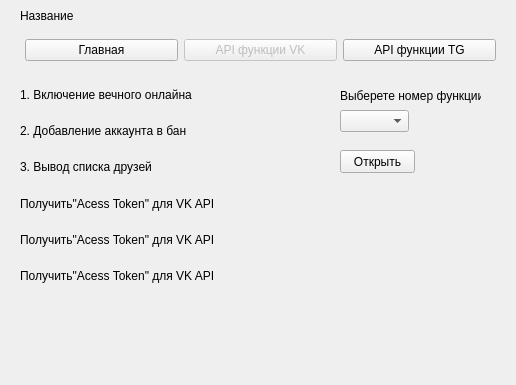
Old version of the form vk_api.ui in the repository AlisMori/API_project.
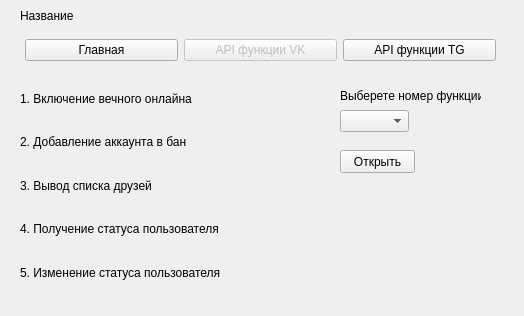
New version of the form.

```diff
--- a/vk_api.ui
+++ b/vk_api.ui
@@ -6,8 +6,8 @@
    <rect>
     <x>0</x>
     <y>0</y>
-    <width>516</width>
-    <height>385</height>
+    <width>524</width>
+    <height>316</height>
    </rect>
   </property>
   <property name="windowTitle">
@@ -111,21 +111,14 @@
     <item>
      <widget class="QLabel" name="label_5">
       <property name="text">
-       <string>Получить&quot;Acess Token&quot; для VK API</string>
+       <string>4. Получение статуса пользователя</string>
       </property>
      </widget>
     </item>
     <item>
      <widget class="QLabel" name="label_6">
       <property name="text">
-       <string>Получить&quot;Acess Token&quot; для VK API</string>
-      </property>
-     </widget>
-    </item>
-    <item>
-     <widget class="QLabel" name="label_7">
-      <property name="text">
-       <string>Получить&quot;Acess Token&quot; для VK API</string>
+       <string>5. Изменение статуса пользователя</string>
       </property>
      </widget>
     </item>
```
